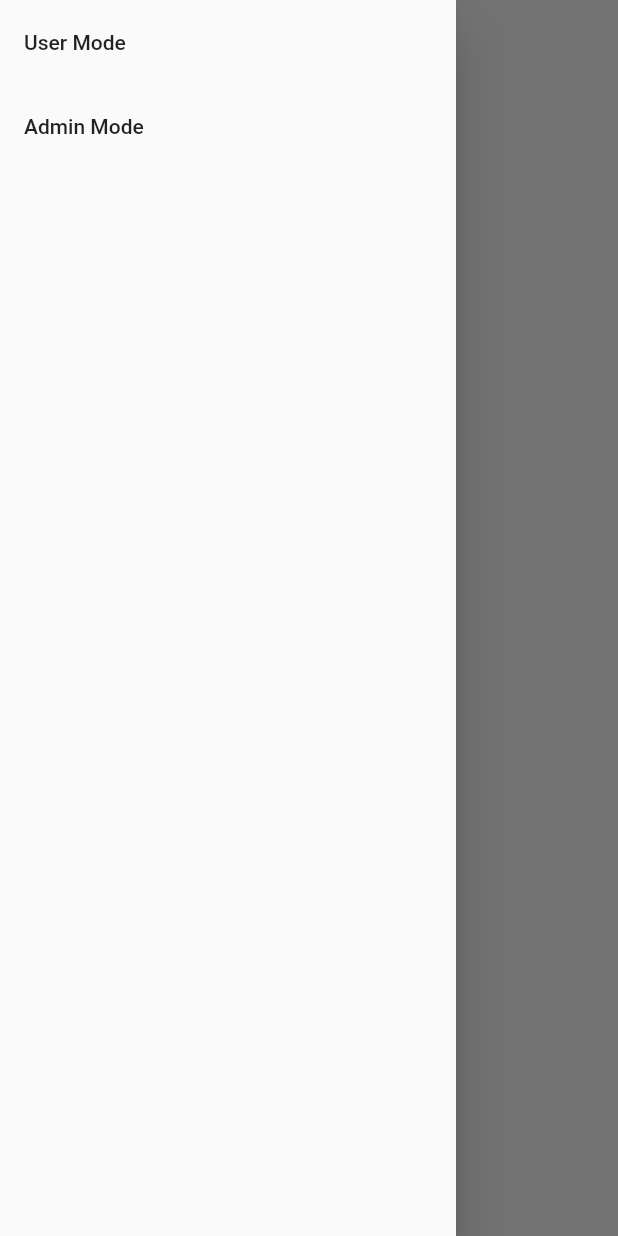
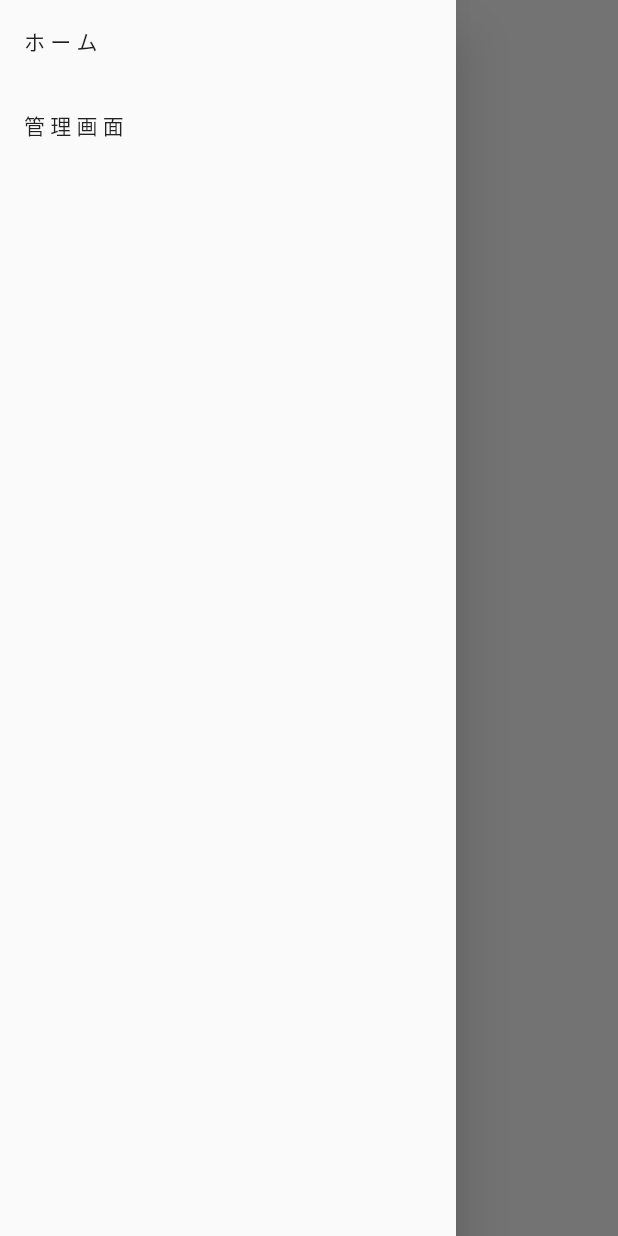
Before and after one commit to shinnkura/simple_coin, a Flutter app: the screen it shows after launch, with the side drawer open, on a phone screen of 412 x 824 dp. Run offline on Flutter 3.47's test engine with Material 2 defaults, Android fonts, the phone set to English and light mode, and no system bars.

Commit message:
Refactor : Drawerのテキストを変更

```diff
--- a/lib/home_screen.dart
+++ b/lib/home_screen.dart
@@ -31,7 +31,7 @@ class _HomeScreenState extends State<HomeScreen> {
         child: ListView(
           children: [
             ListTile(
-              title: const Text('User Mode'),
+              title: const Text('ホ ー ム'),
               onTap: () {
                 setState(() {
                   isAdmin = false;
@@ -40,7 +40,7 @@ class _HomeScreenState extends State<HomeScreen> {
               },
             ),
             ListTile(
-              title: const Text('Admin Mode'),
+              title: const Text('管 理 画 面'),
               onTap: () async {
                 await _showPasswordDialog();
                 // ignore: use_build_context_synchronously
```
